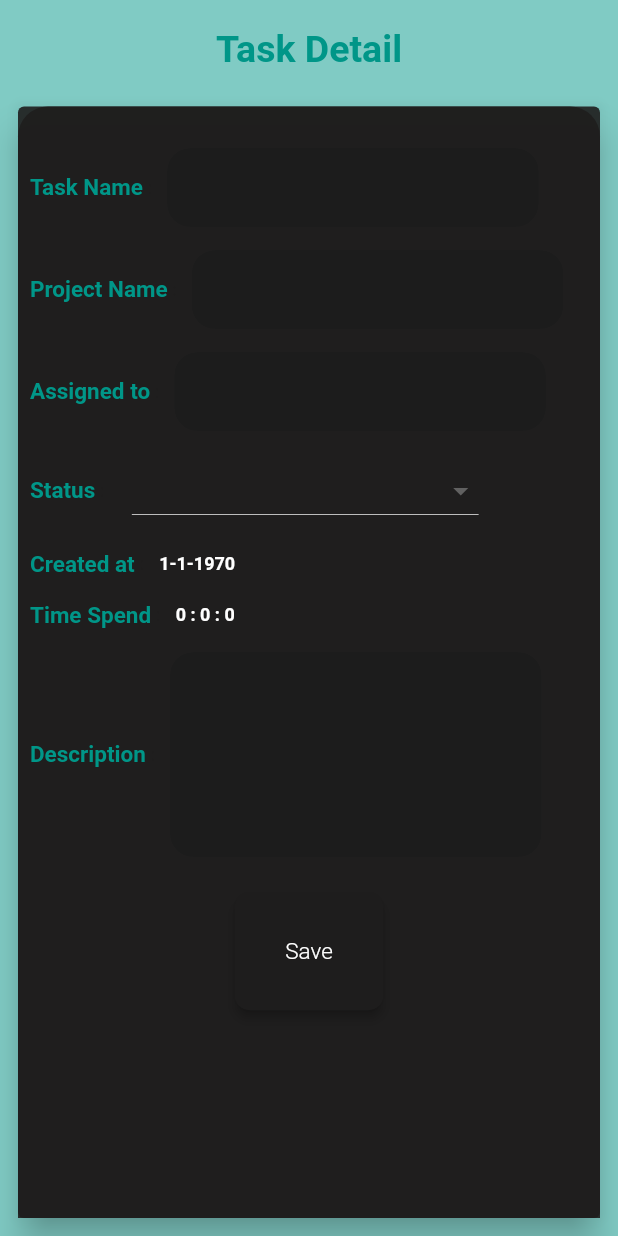
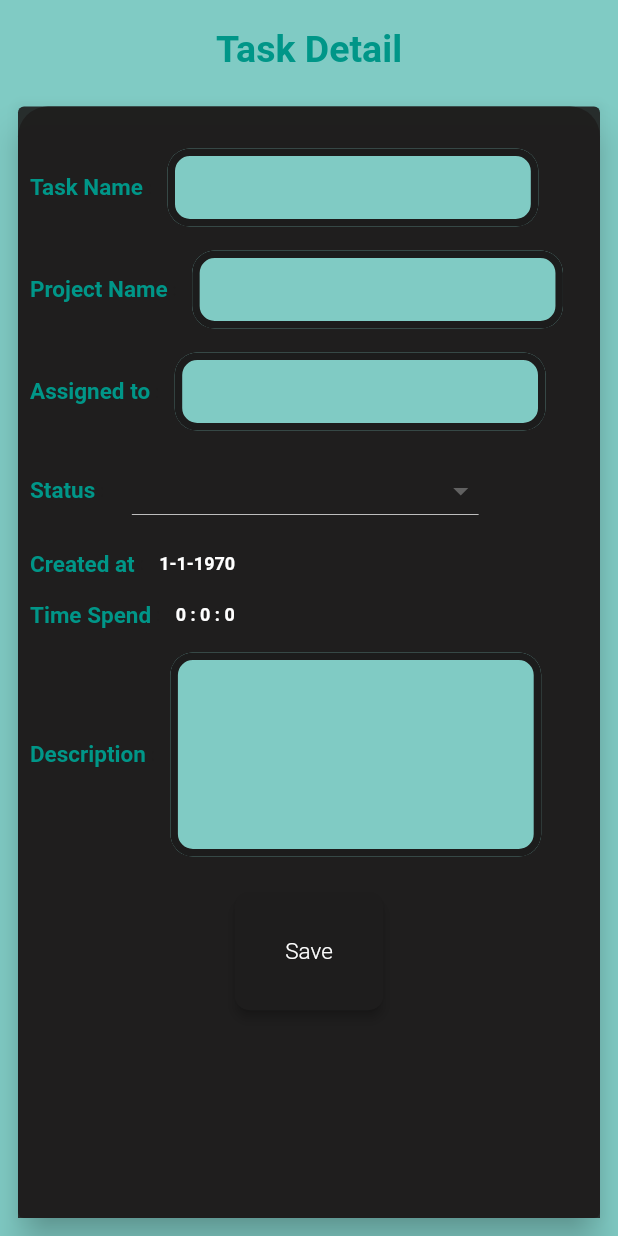
Before and after one commit to umaisqureshi/FlutterTask, a Flutter app: the TaskDetailedView screen opened directly with empty values, after a tap on "Edit", on a phone screen of 412 x 824 dp. Run offline on Flutter 3.47's test engine with Material 2 defaults, Android fonts, the phone set to English and light mode, and no system bars; our stand-ins replace cloud_firestore, csv, firebase_core, flutter_riverpod, go_router, google_fonts and 2 more; missing offline and left inert: appflowy_board; accounts and stored records are empty.

Commit message:
Final Commit

```diff
--- a/lib/Features/CreateTask/Controller/CreateTaskControllerImp.dart
+++ b/lib/Features/CreateTask/Controller/CreateTaskControllerImp.dart
@@ -5,8 +5,6 @@
 
 import '../../../Providers/provider.dart';
 import 'createTaskController.dart';
-
-
 
 class CreateTaskControllerImp extends CreateTaskController {
   CreateTaskControllerImp(this.ref);
@@ -27,6 +25,7 @@
         "timeInHour": 0,
         "timeInMin": 0,
         "timeInSec": 0,
+        "completeAt": 0,
         "assignee": assignee,
         "isComplete": false,
         "createdAt": DateTime.now().millisecondsSinceEpoch
--- a/lib/Features/TaskDetailView/Controller/taskViewControllerImp.dart
+++ b/lib/Features/TaskDetailView/Controller/taskViewControllerImp.dart
@@ -40,7 +40,10 @@
           "timeInMin": task.timeInMin,
           "timeInSec": task.timeInSec,
           "assignee": task.assignee,
-          "isComplete": task.isCompleted,
+          "isComplete": task.status == "Complete" ? true : false,
+          "completeAt": task.status == "Complete"
+              ? DateTime.now().millisecondsSinceEpoch
+              : 0,
           "createdAt": task.createdAt
         })
         .then((value) => debugPrint("Task Updated"))
--- a/lib/Features/TaskDetailView/View/taskDetailView.dart
+++ b/lib/Features/TaskDetailView/View/taskDetailView.dart
@@ -29,8 +29,12 @@
   @override
   Widget build(BuildContext context) {
     Size size = MediaQuery.of(context).size;
+
     DateTime formattedDate =
         DateTime.fromMillisecondsSinceEpoch(widget.task.createdAt);
+    DateTime formattedCompleteDate =
+        DateTime.fromMillisecondsSinceEpoch(widget.task.completeAt);
+
     return SafeArea(
       child: Scaffold(
         backgroundColor: Theme.of(context).backgroundColor,
@@ -103,6 +107,17 @@
                               null,
                               0,
                               0),
+                          widget.task.isCompleted
+                              ? titleAndDetailedWidget(
+                                  "Complete at",
+                                  "${formattedCompleteDate.day.toString()}-${formattedCompleteDate.month.toString()}-${formattedCompleteDate.year.toString()}",
+                                  context,
+                                  size,
+                                  false,
+                                  null,
+                                  0,
+                                  0)
+                              : Container(),
                           titleAndDetailedWidget(
                               "Time Spend",
                               "${widget.task.timeInHour} : ${widget.task.timeInMin} : ${widget.task.timeInSec}",
@@ -139,7 +154,9 @@
                                       assignee: assigneeName.text,
                                       timeInSec: widget.task.timeInSec,
                                       project: projectName.text,
-                                      isCompleted: widget.task.isCompleted,
+                                      isCompleted:
+                                         false,
+                                      completeAt: 0,
                                       status:
                                           ref.read(statusValueProvider) == ""
                                               ? widget.task.status
--- a/lib/Features/home/Controller/homeController.dart
+++ b/lib/Features/home/Controller/homeController.dart
@@ -3,5 +3,5 @@
 abstract class HomeViewController {
   Stream<AllTasksModel> getAllTaskList();
   bool updateTimer(String id, int hour, int min, int sec);
-  bool updateStatus(String id, String status);
+  bool updateStatus(String id, String status, bool isComplete);
 }
--- a/lib/Features/home/View/homeView.dart
+++ b/lib/Features/home/View/homeView.dart
@@ -45,8 +45,10 @@
           task = allTasks!.complete;
         }
 
-        ref.read(statusUpdateProvider(
-            UpdateStatus(status: toGroupId, id: task[fromIndex].id)));
+        ref.read(statusUpdateProvider(UpdateStatus(
+            status: toGroupId,
+            id: task[fromIndex].id,
+            isComplete: toGroupId == "Complete" ? true : false)));
       },
     );
     getAllTaskList();
--- a/lib/Providers/provider.dart
+++ b/lib/Providers/provider.dart
@@ -26,7 +26,7 @@
 });
 
 final statusUpdateProvider = Provider.family<bool, UpdateStatus>((ref, stat) {
-  return HomeControllerImp(ref).updateStatus(stat.id, stat.status);
+  return HomeControllerImp(ref).updateStatus(stat.id, stat.status, stat.isComplete);
 });
 
 final createTaskControllerProvider = Provider((ref) {
--- a/lib/Widgets/widgets.dart
+++ b/lib/Widgets/widgets.dart
@@ -49,6 +49,7 @@
     autofillHints: <String>[hint],
     maxLines: maxLine,
     onSubmitted: onPress,
+    cursorColor: Theme.of(context).colorScheme.onBackground,
     controller: controller,
     maxLength: length,
     inputFormatters: [
@@ -61,8 +62,9 @@
     decoration: inputDecorationTextField.copyWith(
         hintText: hint,
         counterText: "",
+        fillColor: Theme.of(context).backgroundColor,
         hintStyle: const TextStyle(
-          color: Colors.white24,
+          color: Colors.white38,
         )),
   );
 }
```
Also changed, not shown: lib/Features/CreateTask/Model/createTaskModel.dart (deleted, +0 -13 lines), lib/Features/home/Components/buildItemComp.dart (+23 -8 lines), lib/Features/home/Controller/homeControllerImp.dart (+7 -3 lines), lib/Features/home/model/tasksModel.dart (+10 -7 lines).
